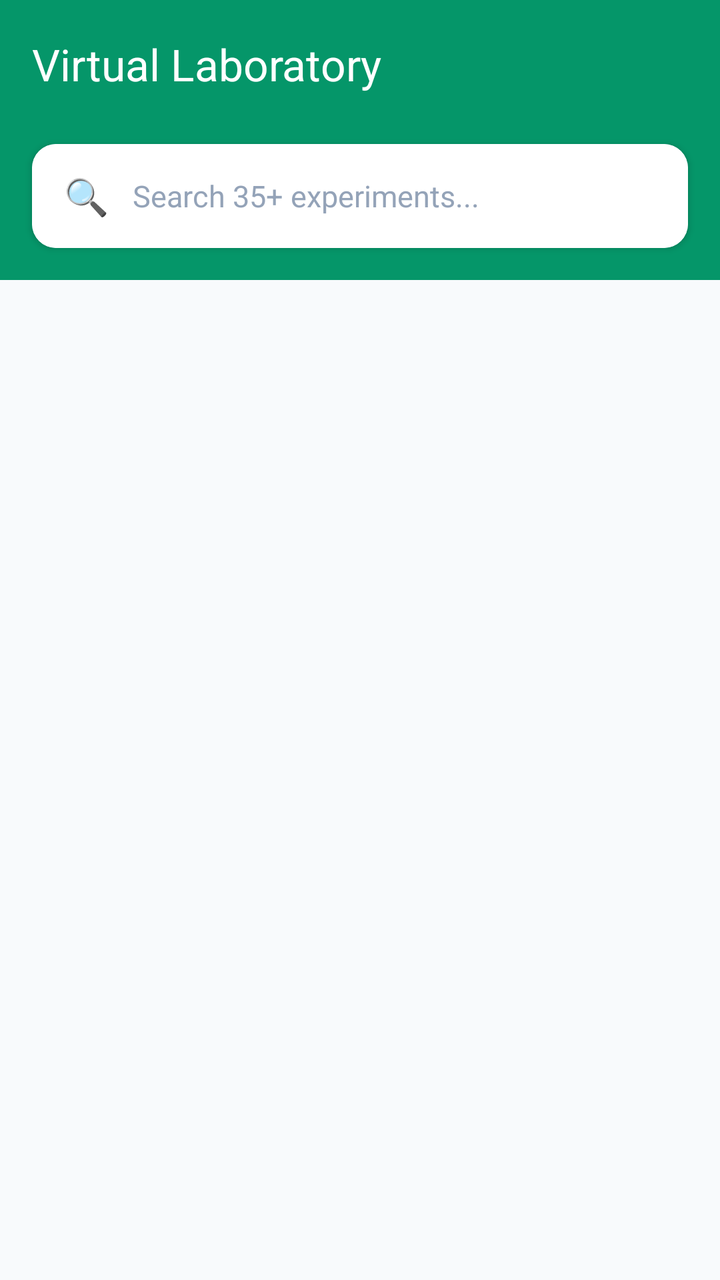
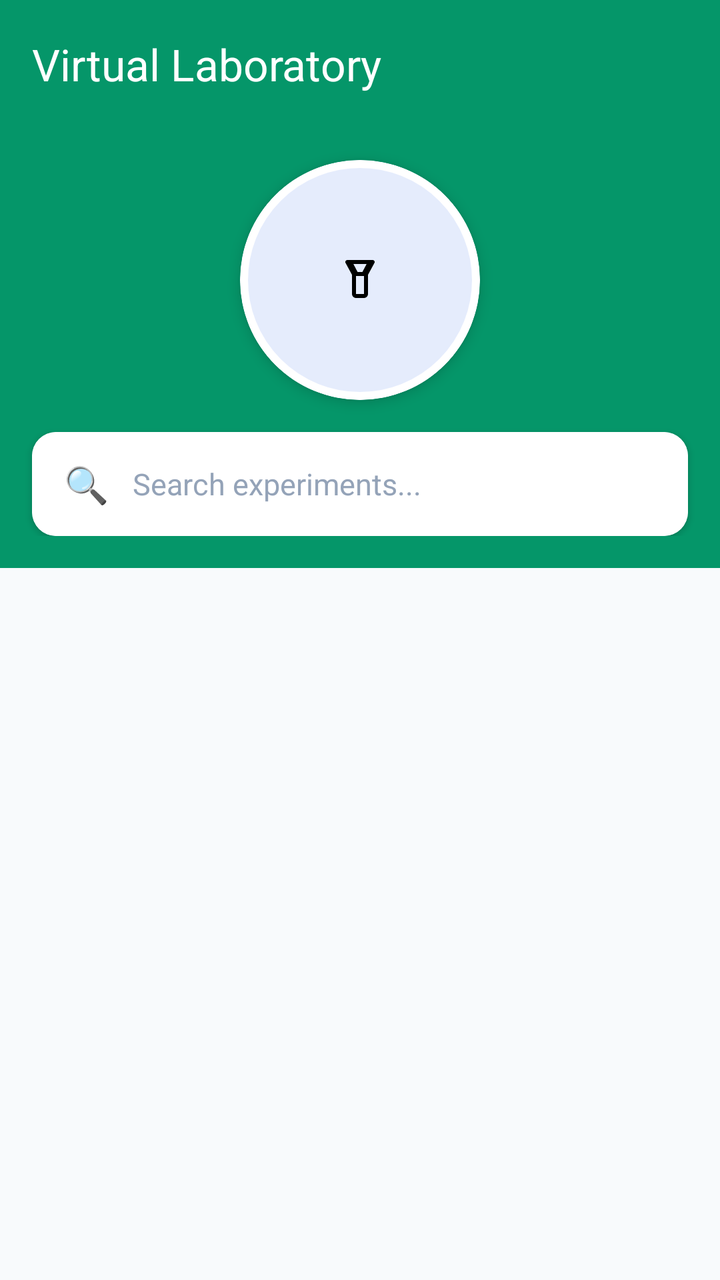

An Android layout rendered at two revisions. The XML below is the earlier revision; the diff shows what the commit changed to produce the second picture.
<!-- AndroidManifest.xml: application theme Theme.TestApp -->
<!-- res/layout/activity_physics_lab.xml -->
<?xml version="1.0" encoding="utf-8"?>
<androidx.coordinatorlayout.widget.CoordinatorLayout xmlns:android="http://schemas.android.com/apk/res/android"
    xmlns:app="http://schemas.android.com/apk/res-auto"
    android:layout_width="match_parent"
    android:layout_height="match_parent"
    android:background="#F8FAFC">

    <com.google.android.material.appbar.AppBarLayout
        android:layout_width="match_parent"
        android:layout_height="wrap_content"
        android:background="#059669"
        android:elevation="4dp">

        <androidx.appcompat.widget.Toolbar
            android:id="@+id/toolbar"
            android:layout_width="match_parent"
            android:layout_height="?attr/actionBarSize"
            app:title="Virtual Laboratory"
            app:titleTextColor="@android:color/white" />

        <com.google.android.material.card.MaterialCardView
            android:layout_width="match_parent"
            android:layout_height="wrap_content"
            android:layout_marginHorizontal="16dp"
            android:layout_marginTop="8dp"
            android:layout_marginBottom="16dp"
            app:cardCornerRadius="12dp"
            app:cardElevation="2dp"
            app:strokeWidth="0dp">

            <LinearLayout
                android:layout_width="match_parent"
                android:layout_height="wrap_content"
                android:orientation="horizontal"
                android:gravity="center_vertical"
                android:paddingHorizontal="16dp"
                android:background="@android:color/white">

                <TextView
                    android:layout_width="wrap_content"
                    android:layout_height="wrap_content"
                    android:text="🔍"
                    android:textSize="18sp" />

                <EditText
                    android:id="@+id/etSearch"
                    android:layout_width="match_parent"
                    android:layout_height="52dp"
                    android:background="@android:color/transparent"
                    android:hint="Search 35+ experiments..."
                    android:paddingHorizontal="12dp"
                    android:textSize="15sp"
                    android:inputType="text"
                    android:maxLines="1"
                    android:textColor="#1E293B"
                    android:textColorHint="#94A3B8" />
            </LinearLayout>
        </com.google.android.material.card.MaterialCardView>
    </com.google.android.material.appbar.AppBarLayout>

    <androidx.recyclerview.widget.RecyclerView
        android:id="@+id/rvExperiments"
        android:layout_width="match_parent"
        android:layout_height="match_parent"
        android:paddingTop="8dp"
        android:paddingBottom="16dp"
        android:clipToPadding="false"
        app:layout_behavior="@string/appbar_scrolling_view_behavior" />

</androidx.coordinatorlayout.widget.CoordinatorLayout>
<!-- resources referenced by this layout -->
<resources>
  <style name="Theme.TestApp" parent="Base.Theme.TestApp" />
  <style name="Base.Theme.TestApp" parent="Theme.Material3.DayNight.NoActionBar">
          
          <item name="colorPrimary">@color/blue_600</item>
          <item name="colorOnPrimary">@color/white</item>
          <item name="colorPrimaryContainer">@color/blue_500</item>
          <item name="colorOnPrimaryContainer">@color/white</item>
  
          
          <item name="colorSecondary">@color/slate_700</item>
          <item name="colorOnSecondary">@color/white</item>
          <item name="colorSecondaryContainer">#E0E7FF</item>
          <item name="colorOnSecondaryContainer">@color/blue_600</item>
  
          
          <item name="android:windowBackground">@color/slate_50</item>
          <item name="colorSurface">@color/white</item>
          <item name="colorOnSurface">@color/slate_900</item>
          <item name="colorSurfaceVariant">#F3F4F6</item>
          <item name="colorOnSurfaceVariant">@color/slate_700</item>
          <item name="colorOutline">@color/slate_200</item>
  
          
          <item name="android:textColorPrimary">@color/slate_900</item>
          <item name="android:textColorSecondary">@color/slate_500</item>
  
          
          <item name="android:statusBarColor">@color/white</item>
          <item name="android:windowLightStatusBar">true</item>
  
          
          <item name="itemIconTint">@color/nav_item_colors</item>
          <item name="itemTextColor">@color/nav_item_colors</item>
      </style>
  <color name="blue_600">#2563EB</color>
  <color name="white">#FFFFFFFF</color>
  <color name="blue_500">#3B82F6</color>
  <color name="slate_700">#334155</color>
  <color name="slate_50">#F8FAFC</color>
  <color name="slate_900">#0F172A</color>
  <color name="slate_200">#E2E8F0</color>
  <color name="slate_500">#64748B</color>
</resources>

<!-- the commit's change to res/layout/activity_physics_lab.xml (unified diff, before → after) -->
@@ -6,6 +6,7 @@
     android:background="#F8FAFC">
 
     <com.google.android.material.appbar.AppBarLayout
+        android:id="@+id/appBarLayout"
         android:layout_width="match_parent"
         android:layout_height="wrap_content"
         android:background="#059669"
@@ -18,44 +19,70 @@
             app:title="Virtual Laboratory"
             app:titleTextColor="@android:color/white" />
 
-        <com.google.android.material.card.MaterialCardView
+        <LinearLayout
+            android:id="@+id/llHeaderContainer"
             android:layout_width="match_parent"
             android:layout_height="wrap_content"
-            android:layout_marginHorizontal="16dp"
-            android:layout_marginTop="8dp"
-            android:layout_marginBottom="16dp"
-            app:cardCornerRadius="12dp"
-            app:cardElevation="2dp"
-            app:strokeWidth="0dp">
+            android:orientation="vertical"
+            android:gravity="center"
+            android:paddingBottom="16dp">
 
-            <LinearLayout
+            <com.google.android.material.card.MaterialCardView
+                android:id="@+id/cvSubjectLogo"
+                android:layout_width="120dp"
+                android:layout_height="120dp"
+                android:layout_marginVertical="16dp"
+                app:cardCornerRadius="60dp"
+                app:cardElevation="4dp"
+                app:strokeWidth="4dp"
+                app:strokeColor="#FFFFFF">
+                <ImageView
+                    android:id="@+id/ivSubjectLogo"
+                    android:layout_width="match_parent"
+                    android:layout_height="match_parent"
+                    android:scaleType="centerInside"
+                    android:padding="24dp"
+                    android:src="@drawable/ic_lab"
+                    android:contentDescription="Subject Logo" />
+            </com.google.android.material.card.MaterialCardView>
+
+            <com.google.android.material.card.MaterialCardView
                 android:layout_width="match_parent"
                 android:layout_height="wrap_content"
-                android:orientation="horizontal"
-                android:gravity="center_vertical"
-                android:paddingHorizontal="16dp"
-                android:background="@android:color/white">
+                android:layout_marginHorizontal="16dp"
+                app:cardCornerRadius="12dp"
+                app:cardElevation="2dp"
+                app:strokeWidth="0dp">
 
-                <TextView
-                    android:layout_width="wrap_content"
+                <LinearLayout
+                    android:layout_width="match_parent"
                     android:layout_height="wrap_content"
-                    android:text="🔍"
-                    android:textSize="18sp" />
+                    android:orientation="horizontal"
+                    android:gravity="center_vertical"
+                    android:paddingHorizontal="16dp"
+                    android:background="@android:color/white">
 
-                <EditText
-                    android:id="@+id/etSearch"
-                    android:layout_width="match_parent"
-                    android:layout_height="52dp"
-                    android:background="@android:color/transparent"
-                    android:hint="Search 35+ experiments..."
-                    android:paddingHorizontal="12dp"
-                    android:textSize="15sp"
-                    android:inputType="text"
-                    android:maxLines="1"
-                    android:textColor="#1E293B"
-                    android:textColorHint="#94A3B8" />
-            </LinearLayout>
-        </com.google.android.material.card.MaterialCardView>
+                    <TextView
+                        android:layout_width="wrap_content"
+                        android:layout_height="wrap_content"
+                        android:text="🔍"
+                        android:textSize="18sp" />
+
+                    <EditText
+                        android:id="@+id/etSearch"
+                        android:layout_width="match_parent"
+                        android:layout_height="52dp"
+                        android:background="@android:color/transparent"
+                        android:hint="Search experiments..."
+                        android:paddingHorizontal="12dp"
+                        android:textSize="15sp"
+                        android:inputType="text"
+                        android:maxLines="1"
+                        android:textColor="#1E293B"
+                        android:textColorHint="#94A3B8" />
+                </LinearLayout>
+            </com.google.android.material.card.MaterialCardView>
+        </LinearLayout>
     </com.google.android.material.appbar.AppBarLayout>
 
     <androidx.recyclerview.widget.RecyclerView
<!-- resource entries referenced after the edit -->
@@ -1,5 +1,15 @@
 <!-- resources referenced by this layout -->
 <resources>
+  <!-- drawable ic_lab (drawable) -->
+  <vector xmlns:android="http://schemas.android.com/apk/res/android"
+      android:width="24dp"
+      android:height="24dp"
+      android:viewportWidth="24"
+      android:viewportHeight="24">
+    <path
+        android:fillColor="#FF000000"
+        android:pathData="M18.3,2H5.7C5,2 4.5,2.7 4.7,3.3L8,9.4V19A2,2 0 0,0 10,21H14A2,2 0 0,0 16,19V9.4L19.3,3.3C19.5,2.7 19,2 18.3,2M14,19H10V10H14V19M13.2,8H10.8L8.7,4H15.3L13.2,8Z"/>
+  </vector>
   <style name="Theme.TestApp" parent="Base.Theme.TestApp" />
   <style name="Base.Theme.TestApp" parent="Theme.Material3.DayNight.NoActionBar">
           
